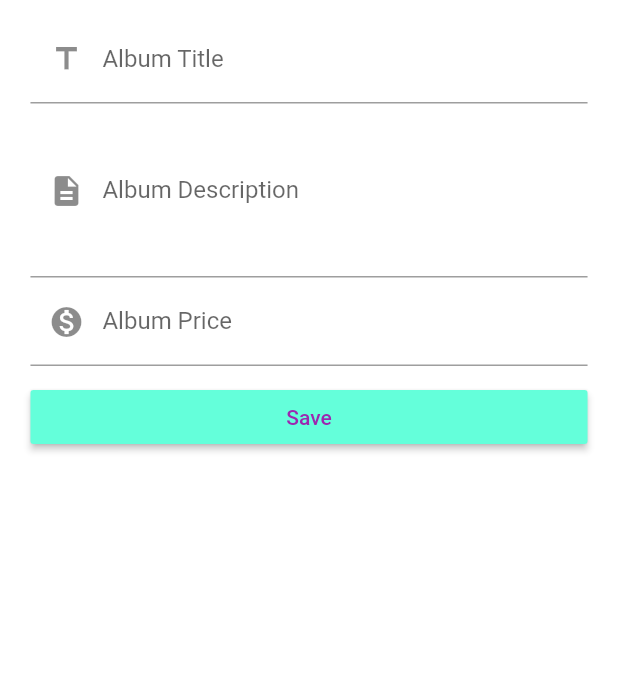
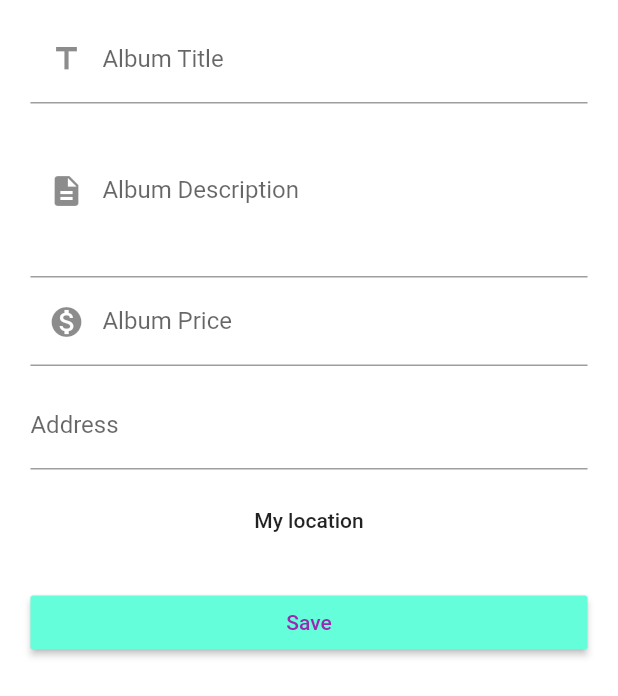
Before and after one commit to kumaruday691/flutter_course, a Flutter app: the EditAlbumPage screen opened directly, on a phone screen of 412 x 824 dp. Shown: the top 696 px of the screen. Run offline on Flutter 3.47's test engine with Material 2 defaults, Android fonts, the phone set to English and light mode, and no system bars; our stand-ins replace location, rxdart, shared_preferences; missing offline and left inert: map_view; accounts and stored records are empty; network calls fail; statements that could not run were skipped.

Commit message:
add maps to app. right now maps_view library is used , but is not supported anymore., further changes need to be made to use https://pub.dartlang.org/packages/google_maps_flutter

```diff
--- a/lib/domain/album.dart
+++ b/lib/domain/album.dart
@@ -1,4 +1,5 @@
 import 'package:flutter/material.dart';
+import 'package:flutter_course/domain/locationData.dart';
 
 class Album {
 
@@ -12,7 +13,8 @@ class Album {
       this.price,
       this.isFavorite = false,
       this.userEmail,
-      this.userId
+      this.userId,
+      this.location
       }
     );
 
@@ -21,6 +23,7 @@ class Album {
   String title;
   String imageUrl;
   String description;
+  LocationData location;
   double price;
   bool isFavorite;
   final String userEmail;
--- /dev/null
+++ b/lib/domain/locationData.dart
@@ -0,0 +1,9 @@
+class LocationData {
+
+  final double latitude;
+  final double longitude;
+  final String address;
+
+  LocationData(this.latitude, this.longitude, this.address);
+
+}
--- a/lib/main.dart
+++ b/lib/main.dart
@@ -1,5 +1,7 @@
 import 'package:flutter/material.dart';
 import 'package:scoped_model/scoped_model.dart';
+import 'package:map_view/map_view.dart';
+
 import './pages/manageAlbums.dart';
 
 import './domain/album.dart';
@@ -9,6 +11,7 @@ import './pages/albumDetail.dart';
 import './scopedModels/unitOfWork.dart';
 
 void main() {
+  MapView.setApiKey("AIzaSyAatGRplYt8Uuxp3Syyn7poAi293o6wmrY");
   runApp(MyApp());
 }
 
--- a/lib/pages/editAlbum.dart
+++ b/lib/pages/editAlbum.dart
@@ -1,8 +1,10 @@
 import 'package:flutter/material.dart';
 import 'package:flutter_course/scopedModels/unitOfWork.dart';
+import 'package:flutter_course/widgets/formInputs/location.dart';
 import 'package:scoped_model/scoped_model.dart';
 
 import '../domain/album.dart';
+import '../domain/locationData.dart';
 
 class EditAlbumPage extends StatefulWidget {
   @override
@@ -13,8 +15,12 @@ class EditAlbumPage extends StatefulWidget {
 
 class _EditAlbumPageState extends State<EditAlbumPage> {
   final Album _formData = new Album(
-      title: "", description: "", price: 0.0, imageUrl: '');
+      title: "", description: "", price: 0.0, imageUrl: '', location: null);
   final GlobalKey<FormState> _formKey = GlobalKey<FormState>();
+
+  void _setLocation(LocationData locationData) {
+    _formData.location = locationData;
+  }
 
   Widget _buildPageContent(BuildContext context, Album editAlbum) {
     final double deviceWidth = MediaQuery.of(context).size.width;
@@ -81,6 +87,12 @@ class _EditAlbumPageState extends State<EditAlbumPage> {
               SizedBox(
                 height: 10.0,
               ),
+
+              LocationInput(this._setLocation, editAlbum),
+
+              SizedBox(
+                height: 10.0,
+              ),
               ScopedModelDescendant<UnitOfWorkModel>(
                 builder: (context, child, model) {
                   return model.isLoading ? Center(child:CircularProgressIndicator()):
@@ -98,7 +110,8 @@ class _EditAlbumPageState extends State<EditAlbumPage> {
                           _formData.title,
                            _formData.description,
                             _formData.imageUrl,
-                            _formData.price
+                            _formData.price,
+                            _formData.location
                             ).then((bool isSuccess) {
                               if(!isSuccess){
                                 showDialog(context: context, builder: (BuildContext context){
@@ -122,7 +135,8 @@ class _EditAlbumPageState extends State<EditAlbumPage> {
                           _formData.title,
                            _formData.description,
                             _formData.imageUrl,
-                           _formData.price
+                           _formData.price,
+                           _formData.location
                         ).then((bool isSuccess) {
                               if(!isSuccess){
                                 showDialog(context: context, builder: (BuildContext context){
--- a/lib/scopedModels/albums.dart
+++ b/lib/scopedModels/albums.dart
@@ -1,6 +1,7 @@
 import 'dart:async';
 import 'dart:convert';
 
+import 'package:flutter_course/domain/locationData.dart';
 import 'package:flutter_course/scopedModels/connectedAlbumsModel.dart';
 import '../domain/album.dart';
 
@@ -68,7 +69,8 @@ mixin AlbumsModel on ConnectedAlbumsModel {
       price: currentAlbum.price,
       userEmail: authenticatedUser.email,
       userId: authenticatedUser.id,
-      isFavorite: currentAlbum.isFavorite
+      isFavorite: currentAlbum.isFavorite,
+      location: currentAlbum.location
     );
 
     albums[selectedAlbumInd]= updatedAlbum;
@@ -93,7 +95,8 @@ mixin AlbumsModel on ConnectedAlbumsModel {
       price: currentAlbum.price,
       userEmail: authenticatedUser.email,
       userId: authenticatedUser.id,
-      isFavorite: !currentAlbum.isFavorite
+      isFavorite: !currentAlbum.isFavorite,
+      location: currentAlbum.location
     );
 
     albums[selectedAlbumInd]= updatedAlbum;
@@ -119,7 +122,7 @@ mixin AlbumsModel on ConnectedAlbumsModel {
     });
   }
 
-  Future<bool> addAlbum(String title, String description, String image, double price) async {
+  Future<bool> addAlbum(String title, String description, String image, double price, LocationData location) async {
 
     isLoading = true;
     notifyListeners();
@@ -129,7 +132,10 @@ mixin AlbumsModel on ConnectedAlbumsModel {
       'imageUrl':"https://static.zerochan.net/Uchiha.Itachi.full.1933976.jpg",
       'price':price,
       'userEmail':authenticatedUser.email,
-      'userId':authenticatedUser.id
+      'userId':authenticatedUser.id,
+      'loc_lat':location.latitude,
+      'loc_lng':location.longitude,
+      'loc_add':location.address
     };
     try{
       final http.Response response = await http.post("https://flutteralbums.firebaseio.com/albums.json?auth=${authenticatedUser.token}",
@@ -151,7 +157,8 @@ mixin AlbumsModel on ConnectedAlbumsModel {
         imageUrl: image,
         price: price,
         userEmail: authenticatedUser.email,
-        userId: authenticatedUser.id
+        userId: authenticatedUser.id,
+        location: location
       );
 
       albums.add(newAlbum);
@@ -166,7 +173,7 @@ mixin AlbumsModel on ConnectedAlbumsModel {
 
   }
 
- Future<bool> updateAlbum(String title, String description, String image, double price) {
+ Future<bool> updateAlbum(String title, String description, String image, double price, LocationData location) {
 
    isLoading = true;
    notifyListeners();
@@ -176,7 +183,10 @@ mixin AlbumsModel on ConnectedAlbumsModel {
       'imageUrl':"https://static.zerochan.net/Uchiha.Itachi.full.1933976.jpg",
       'price':price,
       'userEmail':authenticatedUser.email,
-      'userId':authenticatedUser.id
+      'userId':authenticatedUser.id,
+      'loc_lat':location.latitude,
+      'loc_lng':location.longitude,
+      'loc_add':location.address
    };
 
    return http.put("https://flutteralbums.firebaseio.com/albums/${selectedAlbum.id}.json?auth=${authenticatedUser.token}",
@@ -189,8 +199,9 @@ mixin AlbumsModel on ConnectedAlbumsModel {
       description: description,
       imageUrl: image,
       price: price,
+      location: location,
       userEmail: selectedAlbum.userEmail,
-      userId: selectedAlbum.userId
+      userId: selectedAlbum.userId,
     );
 
     final int selectedAlbumInd = albums.indexWhere((Album album) {
@@ -239,7 +250,8 @@ mixin AlbumsModel on ConnectedAlbumsModel {
           price: currentAlbum['price'],
           userEmail: currentAlbum['userEmail'],
           userId: currentAlbum['userId'],
-          isFavorite: currentAlbum['wishListUsers'] == null ? false: (currentAlbum['wishListUsers'] as Map<String, dynamic>).containsKey(authenticatedUser.id)
+          isFavorite: currentAlbum['wishListUsers'] == null ? false: (currentAlbum['wishListUsers'] as Map<String, dynamic>).containsKey(authenticatedUser.id),
+          location:LocationData(currentAlbum['loc_lat'], currentAlbum['loc_lng'], currentAlbum['loc_add'])
         );
 
         fetchedAlbums.add(album);
--- a/lib/widgets/albumCard.dart
+++ b/lib/widgets/albumCard.dart
@@ -4,6 +4,7 @@ import 'package:scoped_model/scoped_model.dart';
 import '../domain/album.dart';
 import './priceTag.dart';
 import '../scopedModels/unitOfWork.dart';
+import 'addressTag.dart';
 
 class AlbumCard extends StatelessWidget {
   final Album currentAlbum;
@@ -40,6 +41,7 @@ class AlbumCard extends StatelessWidget {
               PriceTag(currentAlbum.price.toString())
             ],
           ),
+          AddressTag(currentAlbum.location.address),
           DecoratedBox(
             decoration: BoxDecoration(
                 border: Border.all(color: Colors.blueGrey, width: 1.0),
--- /dev/null
+++ b/lib/widgets/ensureVisibility.dart
@@ -0,0 +1,86 @@
+import 'dart:async';
+
+import 'package:flutter/rendering.dart';
+import 'package:flutter/widgets.dart';
+import 'package:meta/meta.dart';
+
+class EnsureVisibleWhenFocused extends StatefulWidget {
+  const EnsureVisibleWhenFocused({
+    Key key,
+    @required this.child,
+    @required this.focusNode,
+    this.curve: Curves.ease,
+    this.duration: const Duration(milliseconds: 100),
+  }) : super(key: key);
+
+  /// The node we will monitor to determine if the child is focused
+  final FocusNode focusNode;
+
+  /// The child widget that we are wrapping
+  final Widget child;
+
+  /// The curve we will use to scroll ourselves into view.
+  ///
+  /// Defaults to Curves.ease.
+  final Curve curve;
+
+  /// The duration we will use to scroll ourselves into view
+  ///
+  /// Defaults to 100 milliseconds.
+  final Duration duration;
+
+  EnsureVisibleWhenFocusedState createState() => new EnsureVisibleWhenFocusedState();
+}
+
+class EnsureVisibleWhenFocusedState extends State<EnsureVisibleWhenFocused> {
+  @override
+  void initState() {
+    super.initState();
+    widget.focusNode.addListener(_ensureVisible);
+  }
+
+  @override
+  void dispose() {
+    super.dispose();
+    widget.focusNode.removeListener(_ensureVisible);
+  }
+
+  Future<Null> _ensureVisible() async {
+    // Wait for the keyboard to come into view
+    // TODO: position doesn't seem to notify listeners when metrics change,
+    // perhaps a NotificationListener around the scrollable could avoid
+    // the need insert a delay here.
+    await Future.delayed(const Duration(milliseconds: 300));
+
+    if (!widget.focusNode.hasFocus)
+      return;
+
+    final RenderObject object = context.findRenderObject();
+    final RenderAbstractViewport viewport = RenderAbstractViewport.of(object);
+    assert(viewport != null);
+
+    ScrollableState scrollableState = Scrollable.of(context);
+    assert(scrollableState != null);
+
+    ScrollPosition position = scrollableState.position;
+    double alignment;
+    if (position.pixels > viewport.getOffsetToReveal(object, 0.0).offset) {
+      // Move down to the top of the viewport
+      alignment = 0.0;
+    } else if (position.pixels < viewport.getOffsetToReveal(object, 1.0).offset) {
+      // Move up to the bottom of the viewport
+      alignment = 1.0;
+    } else {
+      // No scrolling is necessary to reveal the child
+      return;
+    }
+    position.ensureVisible(
+      object,
+      alignment: alignment,
+      duration: widget.duration,
+      curve: widget.curve,
+    );
+  }
+
+  Widget build(BuildContext context) => widget.child;
+}
--- /dev/null
+++ b/lib/widgets/formInputs/location.dart
@@ -0,0 +1,149 @@
+import 'dart:async';
+
+import 'package:flutter/material.dart';
+import 'package:flutter_course/domain/album.dart';
+import 'dart:convert';
+import 'package:flutter_course/widgets/ensureVisibility.dart';
+import 'package:map_view/map_view.dart';
+import 'package:http/http.dart' as http;
+import 'package:location/location.dart' as geoLoc;
+import '../../domain/locationData.dart';
+
+class LocationInput extends StatefulWidget {
+
+  final Function setLocation;
+  final Album album;
+
+  LocationInput(this.setLocation, this.album);
+
+  @override
+  State<StatefulWidget> createState() {
+    return _LocationInputState();
+  }
+
+}
+  class _LocationInputState extends State<LocationInput> {
+
+    final FocusNode _addressInputFocusNode = FocusNode();
+    final TextEditingController _addressInputController = TextEditingController();
+
+    Uri _staticMapUri;
+    LocationData _locationData;
+
+    @override
+  void initState() {
+    _addressInputFocusNode.addListener(this.updateLocation);
+    if(widget.album != null){
+      getStaticMap(widget.album.location.address, askGoogle:false);
+    }
+    super.initState();
+  }
+
+  @override
+  void dispose() {
+    _addressInputFocusNode.removeListener(this.updateLocation);
+    super.dispose();
+  }
+
+  void getStaticMap(String address,  {bool askGoogle =true, double lat, double lng}) async {
+
+    if(address.isEmpty){
+      setState(() {
+        _staticMapUri = null;
+      });
+      widget.setLocation(null);
+      return;
+    }
+
+  if(askGoogle){
+    final Uri uri = Uri.https('maps.googleapis.com', '/maps/api/geocode/json', {
+    'address': address,
+    'key': 'AIzaSyAatGRplYt8Uuxp3Syyn7poAi293o6wmrY',
+  });
+  final http.Response response = await http.get(uri);
+  final Map<String, dynamic> decodedResponse = json.decode(response.body);
+
+  final formattedAddress = decodedResponse['results'][0]['formatted_address'];
+  final coords = decodedResponse['results'][0]['geometry']['location'];
+
+  _locationData = LocationData(coords['lat'], coords['lng'], formattedAddress);
+  }
+  else if (lat == null && lng == null){
+    _locationData= widget.album.location;
+  }
+  else {
+    _locationData = LocationData(lat, lng, address);
+  }
+
+   final StaticMapProvider staticMapProvider = StaticMapProvider('AIzaSyAatGRplYt8Uuxp3Syyn7poAi293o6wmrY');
+   final Uri staticMapUri = staticMapProvider.getStaticUriWithMarkers([
+      Marker('position', 'Position',_locationData.latitude, _locationData.longitude),
+    ], center: Location(44.00000, 21.19911),
+    width: 500,
+    height: 300,
+    maptype: StaticMapViewType.roadmap,
+    );
+
+    widget.setLocation(_locationData);
+    if (mounted) {
+      setState(() {
+        _staticMapUri = staticMapUri;
+        _addressInputController.text= _locationData.address;
+      });
+    }
+
+  }
+
+  void updateLocation() {
+    if(!_addressInputFocusNode.hasFocus){
+      getStaticMap(_addressInputController.text);
+    }
+  }
+
+  Future<String> _getAddress(double lat , double lng) async{
+    final url = Uri.https('maps.googleapis.com', '/maps/api/geocode/json', {
+    'latlng': '${lat.toString()},${lng.toString()}',
+    'key': 'AIzaSyAatGRplYt8Uuxp3Syyn7poAi293o6wmrY',
+  });
+
+  final http.Response response = await http.get(url);
+  final decodedResponse = json.decode(response.body);
+
+  return decodedResponse['results'][0]['formatted_address'];
+
+  }
+
+  void _getGeoLocation() async{
+    final location = geoLoc.Location();
+    final currentLocation = await location.getLocation();
+    final address = await _getAddress(currentLocation['latitude'], currentLocation['longitude']);
+
+    getStaticMap(address, askGoogle: false, lat: currentLocation['latitude'], lng:currentLocation['longitude'] );
+  }
+
+    @override
+  Widget build(BuildContext context) {
+    return Column(children: <Widget>[
+      EnsureVisibleWhenFocused(
+        focusNode: _addressInputFocusNode,
+        child: TextFormField(
+          focusNode: _addressInputFocusNode,
+          controller: _addressInputController,
+          validator: (String value) {
+              if(_locationData == null || value.isEmpty) {
+                return "No valid location found";
+              }
+          },
+          decoration: InputDecoration(labelText: 'Address'),
+
+        ),
+      ),
+      SizedBox(height: 10.0,),
+      FlatButton(child:Text("My location"),
+      onPressed: _getGeoLocation),
+      SizedBox(height: 10.0,),
+      _staticMapUri == null ? Container() :Image.network(_staticMapUri.toString(), scale: 0.5,)
+
+    ],);
+  }
+}
--- a/pubspec.yaml
+++ b/pubspec.yaml
@@ -13,6 +13,7 @@ environment:
   sdk: ">=2.0.0-dev.68.0 <3.0.0"
 
 dependencies:
+  uri: ^0.11.3
   flutter:
     sdk: flutter
 
@@ -23,6 +24,8 @@ dependencies:
   http: ^0.12.0+2
   shared_preferences: ^0.5.2
   rxdart: ^0.21.0
+  map_view: ^0.0.14
+  location: ^1.3.4
 
 dev_dependencies:
   flutter_test:
```
Also changed, not shown: lib/pages/albumDetail.dart (+30 -5 lines), lib/pages/listAlbums.dart (+7 -5 lines), lib/widgets/addressTag.dart (added, +31 -0 lines), 7 other files.
